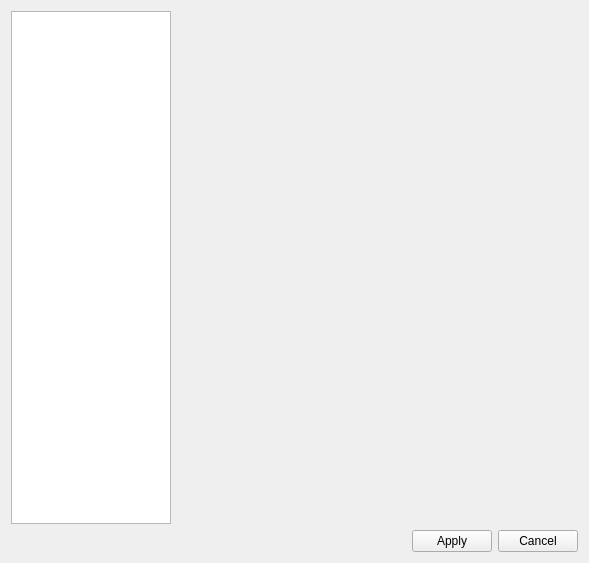
Qt form bodypartedit_form.ui (konstvest/ei_maper) before a commit.
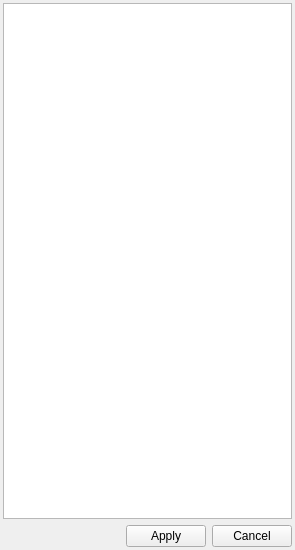
The same form after that commit.

Commit message: fix bodypart edit form

Patch:
```diff
--- a/bodypartedit_form.ui
+++ b/bodypartedit_form.ui
@@ -6,20 +6,38 @@
    <rect>
     <x>0</x>
     <y>0</y>
-    <width>589</width>
-    <height>563</height>
+    <width>295</width>
+    <height>550</height>
    </rect>
   </property>
   <property name="windowTitle">
    <string>Form</string>
   </property>
   <layout class="QVBoxLayout" name="verticalLayout_2">
+   <property name="leftMargin">
+    <number>3</number>
+   </property>
+   <property name="topMargin">
+    <number>3</number>
+   </property>
+   <property name="rightMargin">
+    <number>3</number>
+   </property>
+   <property name="bottomMargin">
+    <number>3</number>
+   </property>
    <item>
     <layout class="QVBoxLayout" name="verticalLayout">
      <item>
-      <layout class="QHBoxLayout" name="horizontalLayout_3" stretch="2,5">
+      <layout class="QHBoxLayout" name="horizontalLayout_3" stretch="2">
        <item>
         <widget class="QTableWidget" name="tablePart">
+         <property name="sizePolicy">
+          <sizepolicy hsizetype="Preferred" vsizetype="Preferred">
+           <horstretch>0</horstretch>
+           <verstretch>0</verstretch>
+          </sizepolicy>
+         </property>
          <property name="minimumSize">
           <size>
            <width>0</width>
@@ -28,9 +46,6 @@
          </property>
         </widget>
        </item>
-       <item>
-        <widget class="QWidget" name="widget" native="true"/>
-       </item>
       </layout>
      </item>
      <item>
```
The commit also changes 1 other file.
